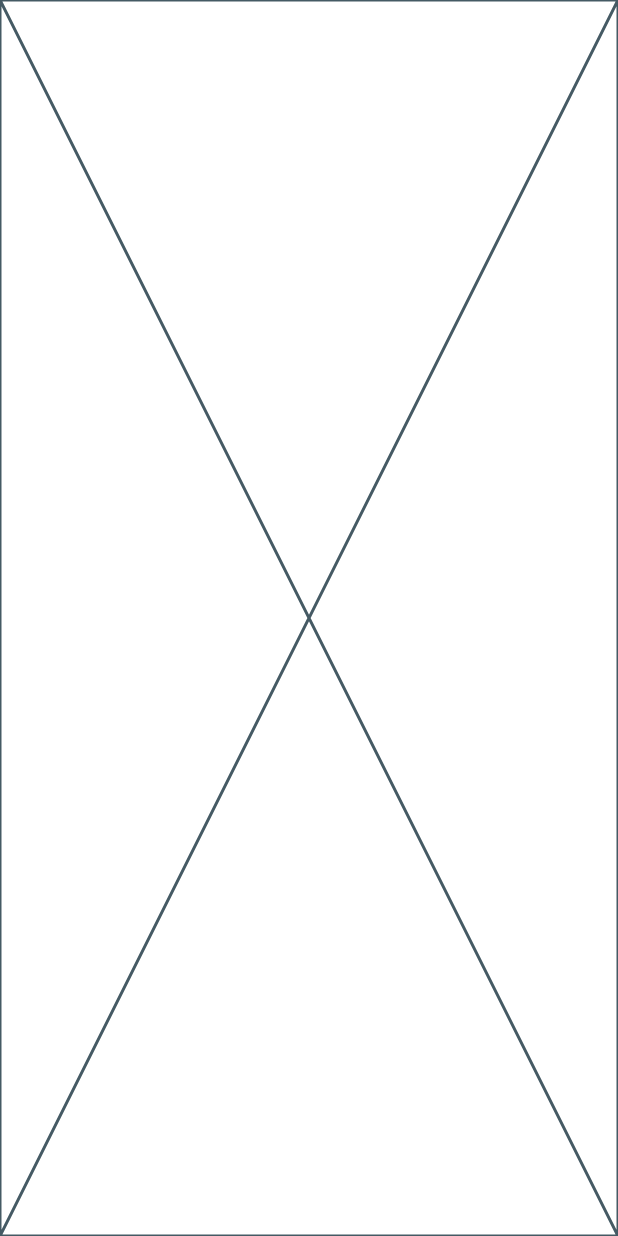
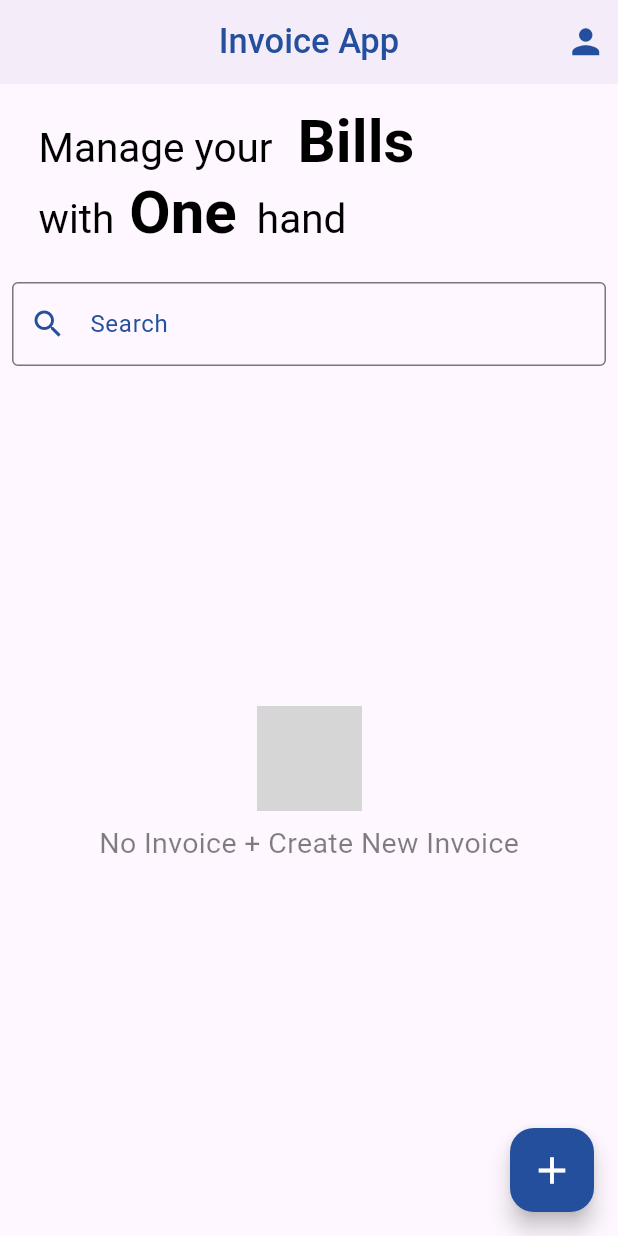
Before and after one commit to karanpadaliya/App_Invoice, a Flutter app: the screen it shows after launch, on a phone screen of 412 x 824 dp. Run offline on Flutter 3.47's test engine with Material 3 defaults, Android fonts, the phone set to English and light mode, and no system bars; grey boxes are pictures that could not be loaded.

Commit message:
Modify Files

```diff
--- a/lib/Screen/SplashScreen.dart
+++ b/lib/Screen/SplashScreen.dart
@@ -20,7 +20,8 @@ class _SplashScreenState extends State<SplashScreen> {
     Future.delayed(
       Duration(seconds: 3),
           () {
-        Navigator.pushNamed(context, "home");
+        // Navigator.pushNamed(context, "home");
+        Navigator.pushReplacementNamed(context, "home");
       },
     );
   }
--- a/lib/Screen/home_page.dart
+++ b/lib/Screen/home_page.dart
@@ -8,8 +8,129 @@ class Home_Page extends StatefulWidget {
 }
 
 class _Home_PageState extends State<Home_Page> {
+  int bottom = 0;
+
   @override
   Widget build(BuildContext context) {
-    return const Placeholder();
+    return Scaffold(
+      appBar: AppBar(
+        foregroundColor: Color(0xff234f9d),
+        title: Text(
+          "Invoice App",
+          style: TextStyle(fontSize: 23, fontWeight: FontWeight.w500),
+        ),
+        centerTitle: true,
+        actions: [
+          Padding(
+            padding: const EdgeInsets.all(8.0),
+            child: Icon(
+              Icons.person,
+              size: 27,
+            ),
+          ),
+        ],
+        elevation: 2,
+      ),
+      floatingActionButton: FloatingActionButton(
+        onPressed: () {
+          Navigator.pushNamed(context, "invoice");
+        },
+        splashColor: Color(0xff234f9d),
+        backgroundColor: Color(0xff234f9d),
+        foregroundColor: Colors.white,
+        child: Icon(
+          Icons.add,
+          size: 30,
+        ),
+      ),
+      body: Column(
+        children: [
+          Container(
+            child: Padding(
+              padding: const EdgeInsets.only(left: 10, top: 15, right: 120),
+              child: RichText(
+                text: TextSpan(
+                  children: [
+                    TextSpan(
+                      text: "Manage your ",
+                      style: TextStyle(color: Colors.black, fontSize: 27),
+                    ),
+                    TextSpan(
+                      text: " Bills\n",
+                      style: TextStyle(
+                          color: Colors.black,
+                          fontSize: 40,
+                          fontWeight: FontWeight.bold),
+                    ),
+                    TextSpan(
+                      text: "with",
+                      style: TextStyle(color: Colors.black, fontSize: 27),
+                    ),
+                    TextSpan(
+                      text: " One",
+                      style: TextStyle(
+                          color: Colors.black,
+                          fontSize: 40,
+                          fontWeight: FontWeight.bold),
+                    ),
+                    TextSpan(
+                      text: "  hand",
+                      style: TextStyle(color: Colors.black, fontSize: 27),
+                    ),
+                  ],
+                ),
+              ),
+            ),
+          ),
+          SizedBox(height: 15,),
+          Padding(
+            padding: const EdgeInsets.all(8.0),
+            child: TextField(
+              cursorColor: Colors.grey,
+              decoration: InputDecoration(
+                border: OutlineInputBorder(),
+                prefixIconColor: Color(0xff234f9d),
+                hintText: "Search",
+                hintStyle: TextStyle(
+                  color: Color(0xff234f9d),
+                ),
+                focusColor: Color(0xff234f9d),
+                prefixIcon: Icon(Icons.search),
+              ),
+            ),
+          ),
+          Container(
+            //All invoice show here
+            height: 550,
+            width: 400,
+            // color: Colors.red,
+            child: Center(
+              child: Column(
+                mainAxisAlignment: MainAxisAlignment.center,
+                children: [
+                  Image.asset(
+                    "asstes/images/open_box.png",
+                    width: 70,
+                  ),
+                  Padding(
+                    padding: const EdgeInsets.all(8.0),
+                    child: Container(
+                      child: Text(
+                        "No Invoice + Create New Invoice",
+                        style: TextStyle(
+                          fontSize: 19,
+                          fontWeight: FontWeight.w400,
+                          color: Colors.black.withOpacity(0.5),
+                        ),
+                      ),
+                    ),
+                  ),
+                ],
+              ),
+            ),
+          ),
+        ],
+      ),
+    );
   }
 }
--- a/lib/main.dart
+++ b/lib/main.dart
@@ -1,7 +1,7 @@
 import 'package:flutter/material.dart';
 import 'package:invoice_app/Screen/SplashScreen.dart';
+import 'package:invoice_app/Screen/add_invoice.dart';
 import 'package:invoice_app/Screen/home_page.dart';
-
 
 void main() {
   runApp(MyApp());
@@ -24,15 +24,7 @@ class _MyAppState extends State<MyApp> {
       routes: {
         "/": (context) => SplashScreen(),
         "home": (context) => Home_Page(),
-        // "contactInfo": (context) => ContactPage(),
-        // "personalDetails": (context) => PersonalDetails(),
-        // "carrierObjective": (context) => CarrierObjective(),
-        // "eduction": (context) => Eduction(),
-        // "experiences": (context) => Experiences(),
-        // "technicalSkill": (context) => TechnicalSkills(),
-        // "achievement": (context) => Achievement(),
-
-
+        "invoice": (context) => AddInvoice(),
       },
       onUnknownRoute: (settings) {
         return MaterialPageRoute(
```
Also changed, not shown: lib/Screen/Data_page.dart (added, +24 -0 lines), lib/Screen/add_invoice.dart (added, +511 -0 lines), 1 other file.
